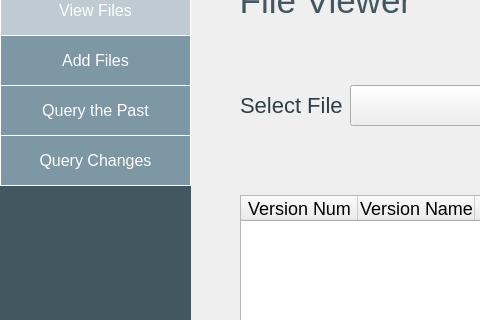
Qt form viewfiles.ui (HalaSaadeh/XML_Warehouse) before a commit; both pictures show x 0 to 480 and y 85 to 405 of the 1126 by 928 pixel window.
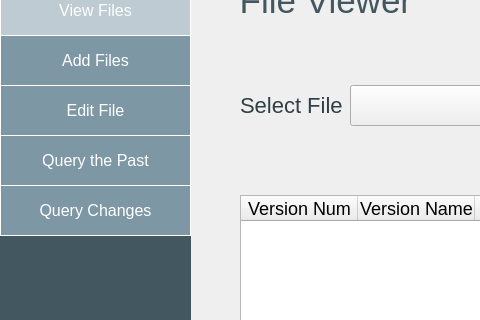
The same form after that commit.

```diff
--- a/viewfiles.ui
+++ b/viewfiles.ui
@@ -86,62 +86,6 @@
     <string>Add Files</string>
    </property>
   </widget>
-  <widget class="QPushButton" name="pushButton_3">
-   <property name="geometry">
-    <rect>
-     <x>0</x>
-     <y>170</y>
-     <width>191</width>
-     <height>51</height>
-    </rect>
-   </property>
-   <property name="styleSheet">
-    <string notr="true">
-background-color: #7d97a5 ;
-  border: none;
-  color: white;
-  padding: 15px 32px;
-  text-align: center;
-  text-decoration: none;
-  display: inline-block;
-  font-size: 16px;
-font-family: helvetica;
-border: 1px solid white;
-
-</string>
-   </property>
-   <property name="text">
-    <string>Query the Past</string>
-   </property>
-  </widget>
-  <widget class="QPushButton" name="pushButton">
-   <property name="geometry">
-    <rect>
-     <x>0</x>
-     <y>220</y>
-     <width>191</width>
-     <height>51</height>
-    </rect>
-   </property>
-   <property name="styleSheet">
-    <string notr="true">
-background-color: #7d97a5 ;
-  border: none;
-  color: white;
-  padding: 15px 32px;
-  text-align: center;
-  text-decoration: none;
-  display: inline-block;
-  font-size: 16px;
-font-family: helvetica;
-border: 1px solid white;
-
-</string>
-   </property>
-   <property name="text">
-    <string>Query Changes</string>
-   </property>
-  </widget>
   <widget class="QLabel" name="label">
    <property name="geometry">
     <rect>
@@ -286,6 +230,90 @@
     <string>Preview</string>
    </property>
   </widget>
+  <widget class="QPushButton" name="pushButton_4">
+   <property name="geometry">
+    <rect>
+     <x>0</x>
+     <y>220</y>
+     <width>191</width>
+     <height>51</height>
+    </rect>
+   </property>
+   <property name="styleSheet">
+    <string notr="true">
+background-color: #7d97a5 ;
+  border: none;
+  color: white;
+  padding: 15px 32px;
+  text-align: center;
+  text-decoration: none;
+  display: inline-block;
+  font-size: 16px;
+font-family: helvetica;
+border: 1px solid white;
+
+</string>
+   </property>
+   <property name="text">
+    <string>Query the Past</string>
+   </property>
+  </widget>
+  <widget class="QPushButton" name="pushButton_5">
+   <property name="geometry">
+    <rect>
+     <x>0</x>
+     <y>270</y>
+     <width>191</width>
+     <height>51</height>
+    </rect>
+   </property>
+   <property name="styleSheet">
+    <string notr="true">
+background-color: #7d97a5 ;
+  border: none;
+  color: white;
+  padding: 15px 32px;
+  text-align: center;
+  text-decoration: none;
+  display: inline-block;
+  font-size: 16px;
+font-family: helvetica;
+border: 1px solid white;
+
+</string>
+   </property>
+   <property name="text">
+    <string>Query Changes</string>
+   </property>
+  </widget>
+  <widget class="QPushButton" name="editFile">
+   <property name="geometry">
+    <rect>
+     <x>0</x>
+     <y>170</y>
+     <width>191</width>
+     <height>51</height>
+    </rect>
+   </property>
+   <property name="styleSheet">
+    <string notr="true">
+background-color: #7d97a5 ;
+  border: none;
+  color: white;
+  padding: 15px 32px;
+  text-align: center;
+  text-decoration: none;
+  display: inline-block;
+  font-size: 16px;
+font-family: helvetica;
+border: 1px solid white;
+
+</string>
+   </property>
+   <property name="text">
+    <string>Edit File</string>
+   </property>
+  </widget>
  </widget>
  <resources/>
  <connections/>
```
